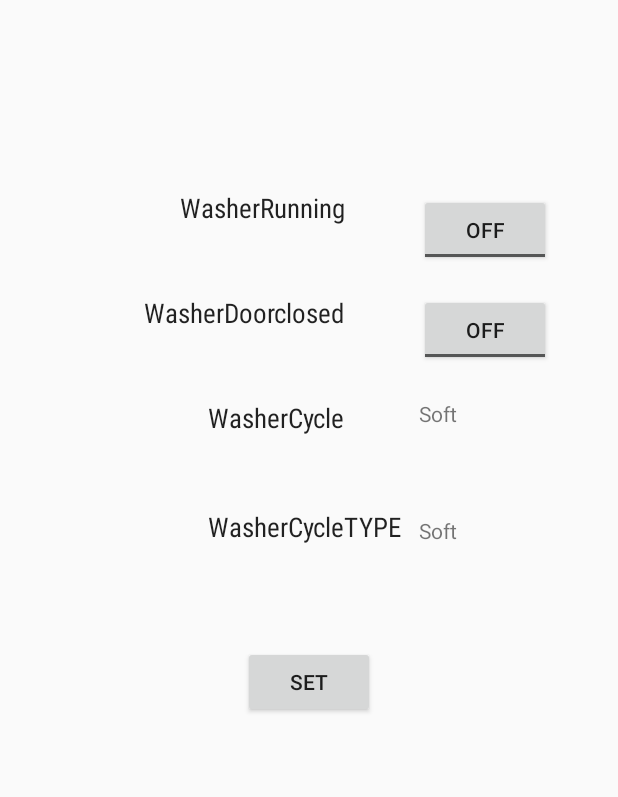
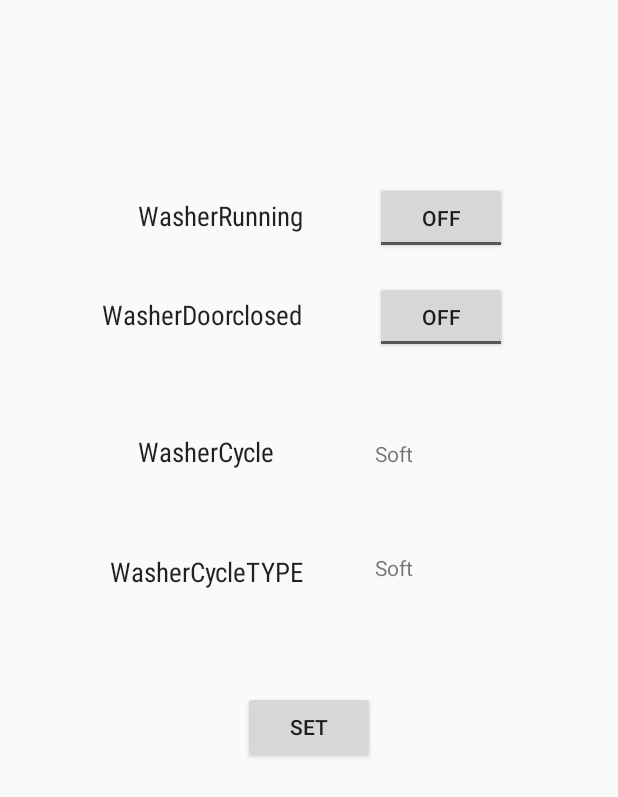
Before and after one commit to Jivebread/Homemanager, an Android app: the Washer screen opened directly, with no data from a screen before it, on a phone screen of 412 x 824 dp. Shown: the top 797 px of the screen. Run offline under Robolectric (Android 15) with nearby library versions, the phone set to English and light mode, and no system bars.

Commit message:
problems solved

```diff
--- a/app/src/main/java/com/example/lg/homemanager3/Fragment/List_Laundry_fragment.java
+++ b/app/src/main/java/com/example/lg/homemanager3/Fragment/List_Laundry_fragment.java
@@ -9,9 +9,7 @@ import android.view.LayoutInflater;
 import android.view.View;
 import android.view.ViewGroup;
 
-import com.example.lg.homemanager3.ListAdapter;
 import com.example.lg.homemanager3.ListLaundryAdapter;
-import com.example.lg.homemanager3.ListTemperatureAdapter;
 import com.example.lg.homemanager3.R;
 
 /**
--- a/app/src/main/java/com/example/lg/homemanager3/Fragment/List_Temperature_fragment.java
+++ b/app/src/main/java/com/example/lg/homemanager3/Fragment/List_Temperature_fragment.java
@@ -9,7 +9,7 @@ import android.view.LayoutInflater;
 import android.view.View;
 import android.view.ViewGroup;
 
-import com.example.lg.homemanager3.ListLaundryAdapter;
+
 import com.example.lg.homemanager3.ListTemperatureAdapter;
 import com.example.lg.homemanager3.R;
 
--- a/app/src/main/java/com/example/lg/homemanager3/Fragment/List_fragment.java
+++ b/app/src/main/java/com/example/lg/homemanager3/Fragment/List_fragment.java
@@ -10,7 +10,6 @@ import android.view.ViewGroup;
 import android.support.v7.widget.RecyclerView;
 
 import com.example.lg.homemanager3.ListAdapter;
-import com.example.lg.homemanager3.ListLaundryAdapter;
 import com.example.lg.homemanager3.R;
 
 /**
--- a/app/src/main/java/com/example/lg/homemanager3/Fragment/ViewPagerFragment.java
+++ b/app/src/main/java/com/example/lg/homemanager3/Fragment/ViewPagerFragment.java
@@ -9,7 +9,7 @@ import android.view.ViewGroup;
 
 import com.example.lg.homemanager3.R;
 
-import static android.R.attr.fragment;
+
 
 /**
  * Created by LG on 10/22/2016.
--- a/app/src/main/java/com/example/lg/homemanager3/ListTemperatureAdapter.java
+++ b/app/src/main/java/com/example/lg/homemanager3/ListTemperatureAdapter.java
@@ -11,11 +11,9 @@ import android.widget.ImageView;
 import android.widget.TextView;
 
 import com.example.lg.homemanager3.lastsegemnt.AirConditioner;
-import com.example.lg.homemanager3.lastsegemnt.DishWasher;
-import com.example.lg.homemanager3.lastsegemnt.Oven;
-import com.example.lg.homemanager3.lastsegemnt.RefrigeratorActivity;
+
 import com.example.lg.homemanager3.lastsegemnt.WaterHeater;
-import com.example.lg.homemanager3.model.Kitchen;
+
 import com.example.lg.homemanager3.model.Utility;
 
 /**
--- a/app/src/main/java/com/example/lg/homemanager3/MainActivity.java
+++ b/app/src/main/java/com/example/lg/homemanager3/MainActivity.java
@@ -9,8 +9,6 @@ import android.support.v4.view.ViewPager;
 import android.support.v7.app.AppCompatActivity;
 import android.os.Bundle;
 import android.support.v7.widget.Toolbar;
-import android.view.Menu;
-import android.view.MenuItem;
 import android.widget.Toast;
 
 import com.example.lg.homemanager3.model.Kitchen;
--- a/app/src/main/java/com/example/lg/homemanager3/lastsegemnt/AirConditioner.java
+++ b/app/src/main/java/com/example/lg/homemanager3/lastsegemnt/AirConditioner.java
@@ -1,12 +1,12 @@
 package com.example.lg.homemanager3.lastsegemnt;
 
 import android.app.Activity;
-import android.content.Intent;
+
 import android.os.Bundle;
 import android.view.View;
 import android.widget.Button;
 import android.widget.TextView;
-import android.widget.Toast;
+
 import android.widget.ToggleButton;
 
 import com.example.lg.homemanager3.R;
--- a/app/src/main/java/com/example/lg/homemanager3/lastsegemnt/DishWasher.java
+++ b/app/src/main/java/com/example/lg/homemanager3/lastsegemnt/DishWasher.java
@@ -1,7 +1,7 @@
 package com.example.lg.homemanager3.lastsegemnt;
 
 import android.app.Activity;
-import android.content.Intent;
+
 import android.os.Bundle;
 import android.view.View;
 import android.widget.Button;
@@ -10,7 +10,7 @@ import android.widget.ToggleButton;
 
 import com.example.lg.homemanager3.R;
 import com.example.lg.homemanager3.model.Kitchen;
-import com.example.lg.homemanager3.model.Utility;
+
 
 /**
  * Created by LG on 10/22/2016.
--- a/app/src/main/java/com/example/lg/homemanager3/lastsegemnt/Dryer.java
+++ b/app/src/main/java/com/example/lg/homemanager3/lastsegemnt/Dryer.java
@@ -1,15 +1,15 @@
 package com.example.lg.homemanager3.lastsegemnt;
 
 import android.app.Activity;
-import android.content.Intent;
+
 import android.os.Bundle;
 import android.view.View;
 import android.widget.Button;
-import android.widget.TextView;
+
 import android.widget.ToggleButton;
 
 import com.example.lg.homemanager3.R;
-import com.example.lg.homemanager3.model.Kitchen;
+
 import com.example.lg.homemanager3.model.Laundry;
 
 /**
--- a/app/src/main/java/com/example/lg/homemanager3/lastsegemnt/RefrigeratorActivity.java
+++ b/app/src/main/java/com/example/lg/homemanager3/lastsegemnt/RefrigeratorActivity.java
@@ -2,7 +2,6 @@ package com.example.lg.homemanager3.lastsegemnt;
 
 import android.app.Activity;
 import android.content.Context;
-import android.content.Intent;
 import android.net.ConnectivityManager;
 import android.net.NetworkInfo;
 import android.os.Bundle;
@@ -14,12 +13,11 @@ import android.widget.ToggleButton;
 
 import com.example.lg.homemanager3.R;
 import com.example.lg.homemanager3.model.Kitchen;
-import com.example.lg.homemanager3.model.Laundry;
-import com.example.lg.homemanager3.model.Utility;
+
 
 import org.json.JSONException;
 import org.json.JSONObject;
-import org.w3c.dom.Text;
+
 
 import java.io.IOException;
 
--- a/app/src/main/java/com/example/lg/homemanager3/lastsegemnt/WaterHeater.java
+++ b/app/src/main/java/com/example/lg/homemanager3/lastsegemnt/WaterHeater.java
@@ -12,13 +12,12 @@ import android.widget.Toast;
 import android.widget.ToggleButton;
 
 import com.example.lg.homemanager3.R;
-import com.example.lg.homemanager3.model.Kitchen;
-import com.example.lg.homemanager3.model.Laundry;
+
 import com.example.lg.homemanager3.model.Utility;
 
 import org.json.JSONException;
 import org.json.JSONObject;
-import org.w3c.dom.Text;
+
 
 import java.io.IOException;
 
--- a/app/src/main/res/layout/washer_layout.xml
+++ b/app/src/main/res/layout/washer_layout.xml
@@ -1,57 +1,6 @@
 <?xml version="1.0" encoding="utf-8"?>
 <RelativeLayout xmlns:android="http://schemas.android.com/apk/res/android"
     android:layout_width="match_parent" android:layout_height="match_parent">
-
-    <TextView
-        android:text="WasherRunning"
-        android:layout_width="wrap_content"
-        android:layout_height="wrap_content"
-        android:layout_alignParentTop="true"
-        android:layout_alignParentStart="true"
-        android:layout_marginStart="120dp"
-        android:layout_marginTop="126dp"
-        android:id="@+id/WasherRunningid"
-        android:textSize="18sp"
-        android:textColor="?attr/editTextColor"
-        android:fontFamily="sans-serif-condensed" />
-
-    <TextView
-        android:text="WasherCycle"
-        android:layout_width="wrap_content"
-        android:layout_height="wrap_content"
-        android:layout_below="@+id/WasherDoorClosedid"
-        android:layout_alignEnd="@+id/WasherDoorClosedid"
-        android:layout_marginTop="45dp"
-        android:id="@+id/WasherCycleSizeid"
-        android:textSize="18sp"
-        android:textColor="?attr/editTextColor"
-        android:fontFamily="sans-serif-condensed" />
-
-    <ToggleButton
-        android:text="ToggleButton"
-        android:layout_width="wrap_content"
-        android:layout_height="wrap_content"
-        android:layout_above="@+id/WasherCycleSizeid"
-        android:layout_toEndOf="@+id/WasherRunningid"
-        android:layout_marginStart="49dp"
-        android:layout_marginBottom="43dp"
-        android:id="@+id/WasherRunningToggleid" />
-
-    <ToggleButton
-        android:text="ToggleButton"
-        android:layout_width="wrap_content"
-        android:layout_height="wrap_content"
-        android:layout_alignTop="@+id/WasherDoorClosedid"
-        android:layout_alignStart="@+id/WasherRunningToggleid"
-        android:id="@+id/WasherDoorClosedToggle" />
-
-    <TextView
-        android:text="Soft"
-        android:layout_width="wrap_content"
-        android:layout_height="wrap_content"
-        android:layout_alignBottom="@+id/WasherCycleTypeid"
-        android:layout_alignStart="@+id/WasherCycleValueid"
-        android:id="@+id/WasherCycleTypeToggleid" />
 
     <Button
         android:text="Set"
@@ -63,34 +12,86 @@
         android:id="@+id/WasherSetid" />
 
     <TextView
+        android:text="WasherRunning"
+        android:layout_width="wrap_content"
+        android:layout_height="wrap_content"
+        android:layout_marginTop="131dp"
+        android:id="@+id/WasherRunningid"
+        android:textSize="18sp"
+        android:textColor="?attr/editTextColor"
+        android:fontFamily="sans-serif-condensed"
+        android:layout_alignParentTop="true"
+        android:layout_alignEnd="@+id/WasherSetid"
+        android:layout_marginEnd="48dp" />
+
+    <TextView
         android:text="WasherDoorclosed"
         android:layout_width="wrap_content"
         android:layout_height="wrap_content"
-        android:layout_marginTop="45dp"
+        android:layout_marginTop="41dp"
         android:id="@+id/WasherDoorClosedid"
-        android:layout_below="@+id/WasherRunningid"
-        android:layout_toStartOf="@+id/WasherRunningToggleid"
         android:textSize="18sp"
         android:textColor="?attr/editTextColor"
-        android:fontFamily="sans-serif-condensed" />
+        android:fontFamily="sans-serif-condensed"
+        android:layout_below="@+id/WasherRunningid"
+        android:layout_alignEnd="@+id/WasherRunningid" />
 
     <TextView
         android:text="WasherCycleTYPE"
         android:layout_width="wrap_content"
         android:layout_height="wrap_content"
-        android:layout_marginTop="48dp"
+        android:layout_marginTop="55dp"
         android:id="@+id/WasherCycleTypeid"
-        android:layout_below="@+id/WasherCycleSizeid"
-        android:layout_alignStart="@+id/WasherCycleSizeid"
         android:textSize="18sp"
         android:textColor="?attr/editTextColor"
-        android:fontFamily="sans-serif-condensed" />
+        android:fontFamily="sans-serif-condensed"
+        android:layout_below="@+id/WasherCycleSizeid"
+        android:layout_alignEnd="@+id/WasherDoorClosedid" />
+
+    <TextView
+        android:text="WasherCycle"
+        android:layout_width="wrap_content"
+        android:layout_height="wrap_content"
+        android:layout_marginTop="53dp"
+        android:id="@+id/WasherCycleSizeid"
+        android:textSize="18sp"
+        android:textColor="?attr/editTextColor"
+        android:fontFamily="sans-serif-condensed"
+        android:layout_below="@+id/WasherDoorClosedToggle"
+        android:layout_alignStart="@+id/WasherRunningid" />
 
     <TextView
         android:text="Soft"
         android:layout_width="wrap_content"
         android:layout_height="wrap_content"
         android:id="@+id/WasherCycleValueid"
-        android:layout_alignTop="@+id/WasherCycleSizeid"
+        android:layout_alignBaseline="@+id/WasherCycleSizeid"
+        android:layout_alignBottom="@+id/WasherCycleSizeid"
         android:layout_alignStart="@+id/WasherDoorClosedToggle" />
+
+    <TextView
+        android:text="Soft"
+        android:layout_width="wrap_content"
+        android:layout_height="wrap_content"
+        android:id="@+id/WasherCycleTypeToggleid"
+        android:layout_alignTop="@+id/WasherCycleTypeid"
+        android:layout_alignStart="@+id/WasherCycleValueid" />
+
+    <ToggleButton
+        android:text="ToggleButton"
+        android:layout_width="wrap_content"
+        android:layout_height="wrap_content"
+        android:id="@+id/WasherRunningToggleid"
+        android:layout_alignBaseline="@+id/WasherRunningid"
+        android:layout_alignBottom="@+id/WasherRunningid"
+        android:layout_toEndOf="@+id/WasherSetid" />
+
+    <ToggleButton
+        android:text="ToggleButton"
+        android:layout_width="wrap_content"
+        android:layout_height="wrap_content"
+        android:id="@+id/WasherDoorClosedToggle"
+        android:layout_alignBaseline="@+id/WasherDoorClosedid"
+        android:layout_alignBottom="@+id/WasherDoorClosedid"
+        android:layout_alignStart="@+id/WasherRunningToggleid" />
 </RelativeLayout>
```
Also changed, not shown: app/src/main/java/com/example/lg/homemanager3/ListLaundryAdapter.java (+3 -4 lines), app/src/main/java/com/example/lg/homemanager3/lastsegemnt/Washer.java (+3 -4 lines), app/src/main/java/com/example/lg/homemanager3/splash.java (+2 -7 lines), app/src/main/res/layout/airconditioner_layout.xml (+32 -30 lines), app/src/main/res/layout/dishwasher_layout.xml (+42 -43 lines), app/src/main/res/layout/oven_layout.xml (+13 -13 lines), app/src/main/res/layout/waterheater_layout.xml (+48 -47 lines).
